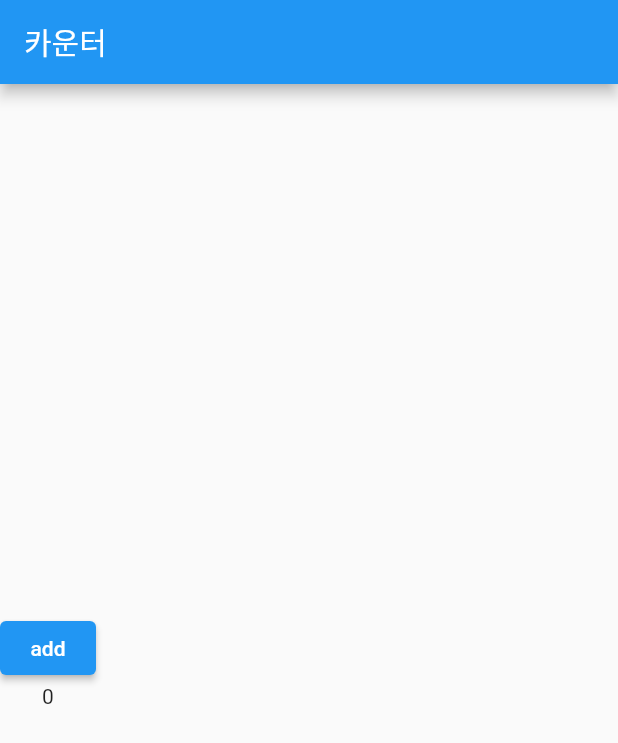
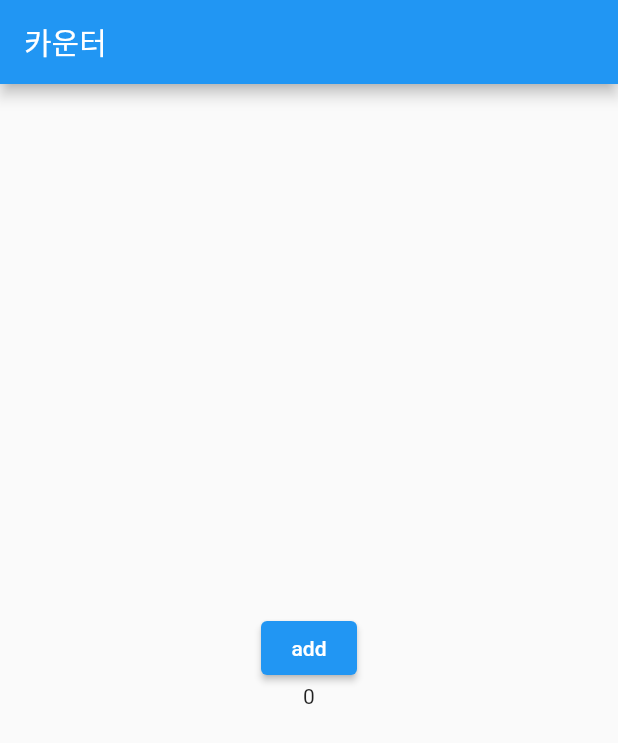
Before and after one commit to OSS0302/flutter_counter, a Flutter app: the screen it shows after launch, on a phone screen of 412 x 824 dp. Shown: the top 743 px of the screen. Run offline on Flutter 3.47's test engine with Material 2 defaults, Android fonts, the phone set to English and light mode, and no system bars.

Commit message:
ElevatedButton  가운데로 이동 하기 위해서 컨테이너를 센터로 변경

```diff
--- a/lib/main.dart
+++ b/lib/main.dart
@@ -33,7 +33,7 @@ class Counter extends StatefulWidget {
 class _CounterState extends State<Counter> {
   @override
   Widget build(BuildContext context) {
-    return Container(
+    return Center(
       child: Column(
         mainAxisAlignment: MainAxisAlignment.center,
         children: <Widget>[
```
